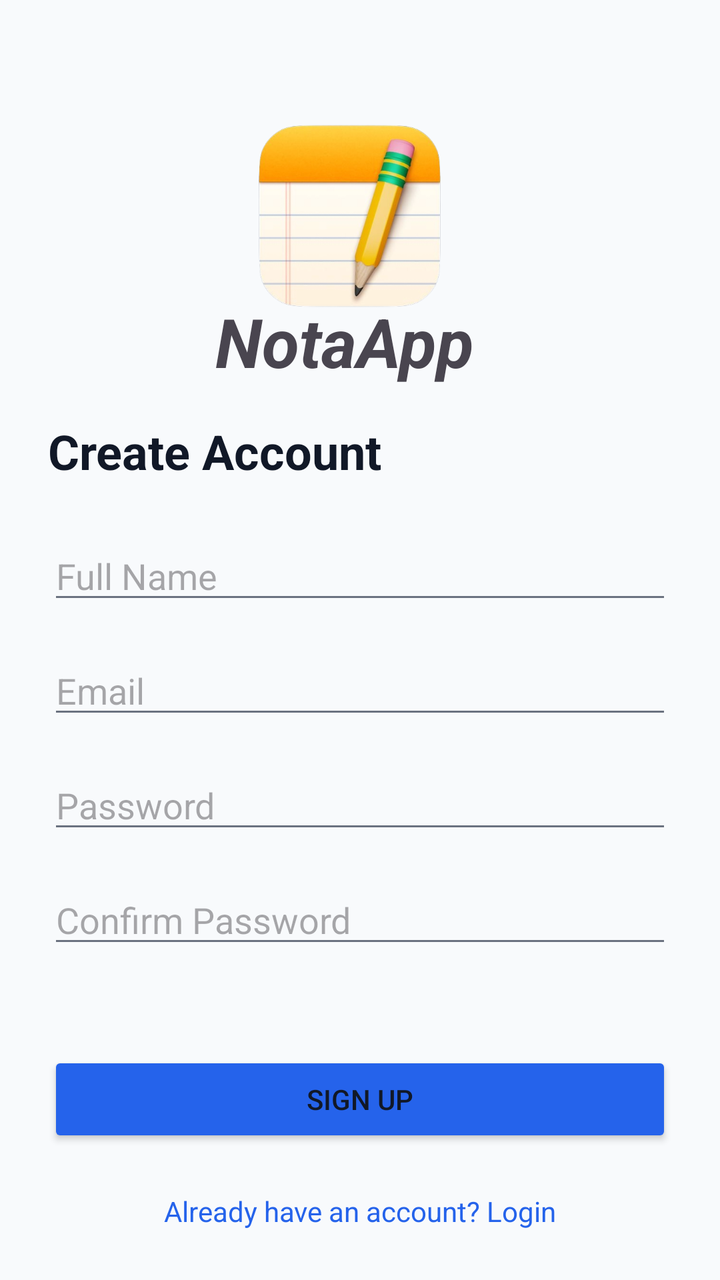
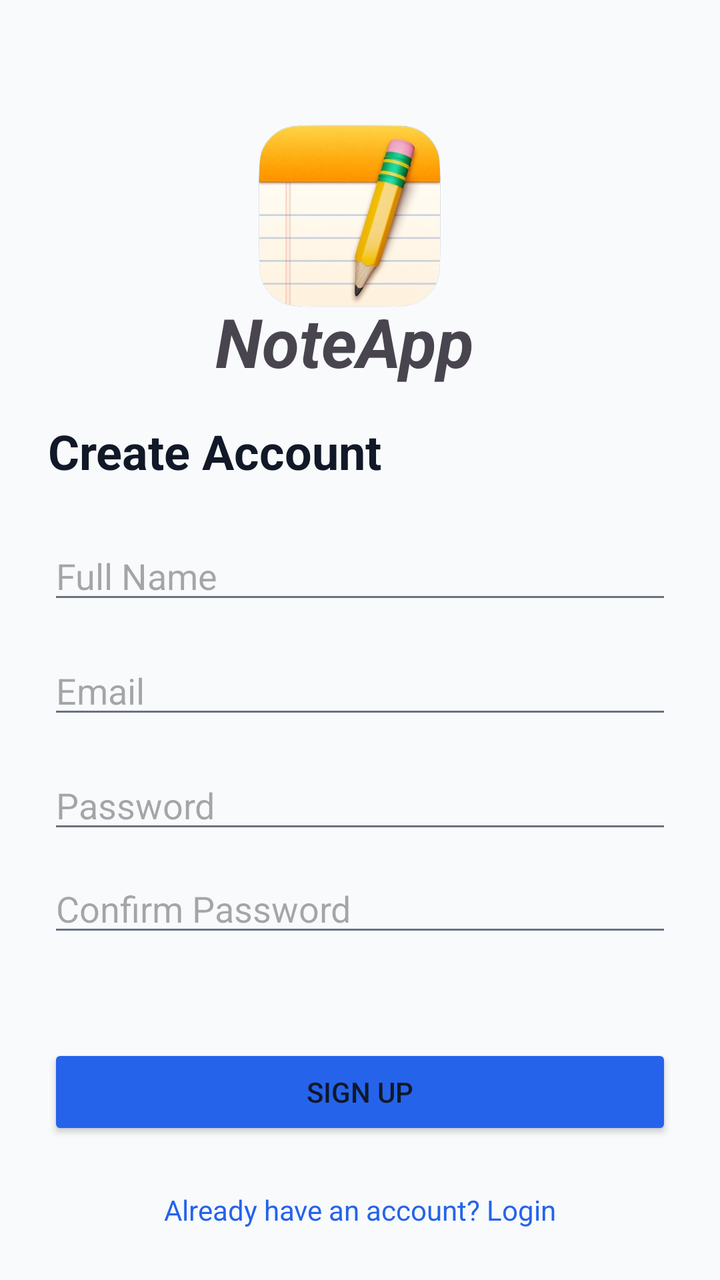

The first picture is an Android layout as it rendered before a commit; the second is the same layout after the commit. The layout source and the unified diff follow.
<!-- AndroidManifest.xml: application theme Theme.NotesApp -->
<!-- res/layout/activity_register.xml -->
<?xml version="1.0" encoding="utf-8"?>
<androidx.constraintlayout.widget.ConstraintLayout xmlns:android="http://schemas.android.com/apk/res/android"


xmlns:app="http://schemas.android.com/apk/res-auto"
    xmlns:tools="http://schemas.android.com/tools"
    android:layout_width="match_parent"
android:layout_height="match_parent"
android:padding="24dp"
android:background="@color/background">


    <TextView
        android:id="@+id/registerTitle"
        android:layout_width="0dp"
        android:layout_height="wrap_content"
        android:text="@string/registerTitle"
        android:textColor="@color/textPrimary"
        android:textSize="24sp"
        android:textStyle="bold"
        app:layout_constraintBottom_toBottomOf="parent"
        app:layout_constraintEnd_toEndOf="parent"
        app:layout_constraintHorizontal_bias="0.0"
        app:layout_constraintStart_toStartOf="parent"
        app:layout_constraintTop_toTopOf="parent"
        app:layout_constraintVertical_bias="0.331" />

    <com.google.android.material.textfield.TextInputEditText
        android:id="@+id/name"
        android:layout_width="0dp"
        android:layout_height="wrap_content"
        android:layout_marginTop="24dp"
        android:hint="@string/regFullN"
        app:layout_constraintBottom_toBottomOf="parent"
        app:layout_constraintEnd_toEndOf="parent"
        app:layout_constraintHorizontal_bias="0.0"
        app:layout_constraintStart_toStartOf="parent"
        app:layout_constraintTop_toBottomOf="@id/registerTitle"
        app:layout_constraintVertical_bias="0.0" />

    <com.google.android.material.textfield.TextInputEditText
        android:id="@+id/email"
        inputType="textEmailAddress"
        android:layout_width="0dp"
        android:layout_height="wrap_content"
        android:layout_marginTop="16dp"
        android:hint="@string/regEmail"
        app:layout_constraintBottom_toBottomOf="parent"
        app:layout_constraintEnd_toEndOf="parent"
        app:layout_constraintHorizontal_bias="0.0"
        app:layout_constraintStart_toStartOf="parent"
        app:layout_constraintTop_toBottomOf="@id/name"
        app:layout_constraintVertical_bias="0.0" />

    <com.google.android.material.textfield.TextInputEditText
        android:id="@+id/password"
        inputType="textPassword"
        android:layout_width="0dp"
        android:layout_height="wrap_content"
        android:layout_marginTop="16dp"
        android:hint="@string/regPass"
        app:layout_constraintBottom_toBottomOf="parent"
        app:layout_constraintEnd_toEndOf="parent"
        app:layout_constraintHorizontal_bias="0.0"
        app:layout_constraintStart_toStartOf="parent"
        app:layout_constraintTop_toBottomOf="@id/email"
        app:layout_constraintVertical_bias="0.0" />

    <com.google.android.material.textfield.TextInputEditText
        android:id="@+id/confirmPassword"
        inputType="textPassword"
        android:layout_width="0dp"
        android:layout_height="wrap_content"
        android:layout_marginTop="16dp"
        android:hint="@string/regCPass"
        app:layout_constraintBottom_toBottomOf="parent"
        app:layout_constraintEnd_toEndOf="parent"
        app:layout_constraintHorizontal_bias="0.0"
        app:layout_constraintStart_toStartOf="parent"
        app:layout_constraintTop_toBottomOf="@id/password"
        app:layout_constraintVertical_bias="0.0" />

    <Button
        android:id="@+id/registerBtn"
        android:layout_width="0dp"
        android:layout_height="wrap_content"
        android:layout_marginTop="24dp"
        android:backgroundTint="@color/primary"
        android:text="@string/register_btn"
        app:layout_constraintBottom_toBottomOf="parent"
        app:layout_constraintEnd_toEndOf="parent"
        app:layout_constraintHorizontal_bias="0.0"
        app:layout_constraintStart_toStartOf="parent"
        app:layout_constraintTop_toBottomOf="@id/confirmPassword"
        app:layout_constraintVertical_bias="0.351" />

    <TextView
        android:id="@+id/loginLink"
        android:layout_width="wrap_content"
        android:layout_height="wrap_content"
        android:layout_marginTop="16dp"
        android:text="@string/linkLogIn"
        android:textColor="@color/primary"
        android:textSize="14sp"
        app:layout_constraintBottom_toBottomOf="parent"
        app:layout_constraintEnd_toEndOf="parent"
        app:layout_constraintStart_toStartOf="parent"
        app:layout_constraintTop_toBottomOf="@id/registerBtn"
        app:layout_constraintVertical_bias="0.853" />

    <ImageView
        android:id="@+id/logo"
        android:layout_width="183dp"
        android:layout_height="132dp"
        app:layout_constraintBottom_toBottomOf="parent"
        app:layout_constraintEnd_toEndOf="parent"
        app:layout_constraintHorizontal_bias="0.461"
        app:layout_constraintStart_toStartOf="parent"
        app:layout_constraintTop_toTopOf="parent"
        app:layout_constraintVertical_bias="0.039"
        app:srcCompat="@drawable/untitled__6_" />

    <TextView
        android:id="@+id/nameApp"
        android:layout_width="wrap_content"
        android:layout_height="wrap_content"
        android:text="NotaApp"
        android:textSize="34sp"
        android:textStyle="bold|italic"
        app:layout_constraintBottom_toBottomOf="parent"
        app:layout_constraintEnd_toEndOf="parent"
        app:layout_constraintHorizontal_bias="0.459"
        app:layout_constraintStart_toStartOf="parent"
        app:layout_constraintTop_toTopOf="parent"
        app:layout_constraintVertical_bias="0.227" />

</androidx.constraintlayout.widget.ConstraintLayout>
<!-- resources referenced by this layout -->
<resources>
  <color name="background">#F8FAFC</color>
  <color name="primary">#2563EB</color>
  <color name="textPrimary">#111827</color>
  <!-- drawable untitled__6_: png bitmap (drawable, 155752 bytes) -->
  <string name="linkLogIn">Already have an account? Login</string>
  <string name="regCPass">Confirm Password</string>
  <string name="regEmail">Email</string>
  <string name="regFullN">Full Name</string>
  <string name="regPass">Password</string>
  <string name="registerTitle">Create Account</string>
  <string name="register_btn">Sign Up</string>
  <style name="Theme.NotesApp" parent="Theme.Material3.DayNight.NoActionBar">
      <item name="colorPrimary">@color/primary</item>
          <item name="colorSecondary">@color/secondary</item>
          <item name="android:colorBackground">@color/background</item>
          <item name="colorSurface">@color/surface</item>
          <item name="android:textColorPrimary">@color/textPrimary</item>
          <item name="android:textColorSecondary">@color/textSecondary</item>
  
      </style>
  <color name="secondary">#E2E8F0</color>
  <color name="surface">#FFFFFF</color>
  <color name="textSecondary">#6B7280</color>
</resources>

<!-- the commit's change to res/layout/activity_register.xml (unified diff, before → after) -->
@@ -77,8 +77,8 @@
         app:layout_constraintEnd_toEndOf="parent"
         app:layout_constraintHorizontal_bias="0.0"
         app:layout_constraintStart_toStartOf="parent"
-        app:layout_constraintTop_toBottomOf="@id/password"
-        app:layout_constraintVertical_bias="0.0" />
+        app:layout_constraintTop_toTopOf="parent"
+        app:layout_constraintVertical_bias="0.733" />
 
     <Button
         android:id="@+id/registerBtn"
@@ -124,7 +124,7 @@
         android:id="@+id/nameApp"
         android:layout_width="wrap_content"
         android:layout_height="wrap_content"
-        android:text="NotaApp"
+        android:text="NoteApp"
         android:textSize="34sp"
         android:textStyle="bold|italic"
         app:layout_constraintBottom_toBottomOf="parent"
